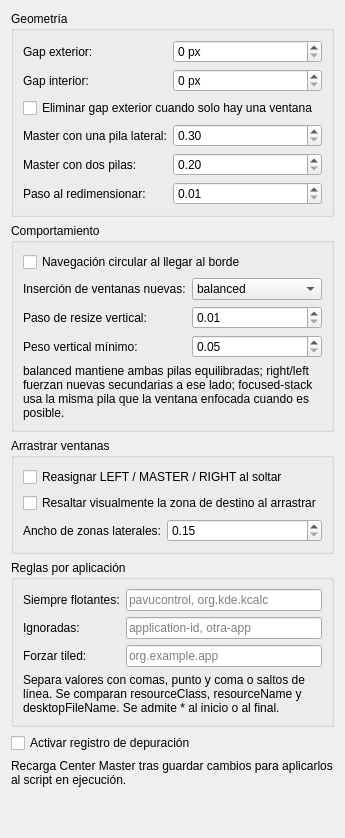
Old version of the form contents/ui/config.ui in the repository d4vtz/center-maser.
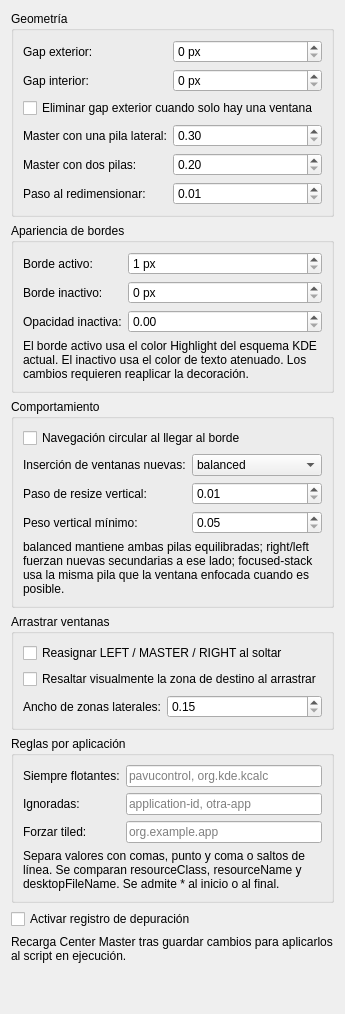
New version of the form.

Commit message: feat: expose border thickness and opacity settings

Diff of the .ui file:
```diff
--- a/contents/ui/config.ui
+++ b/contents/ui/config.ui
@@ -24,6 +24,56 @@
      </layout>
     </widget>
    </item>
+   <item>
+    <widget class="QGroupBox" name="appearanceGroup">
+     <property name="title"><string>Apariencia de bordes</string></property>
+     <layout class="QFormLayout" name="appearanceLayout">
+      <item row="0" column="0">
+       <widget class="QLabel" name="activeBorderWidthLabel">
+        <property name="text"><string>Borde activo:</string></property>
+       </widget>
+      </item>
+      <item row="0" column="1">
+       <widget class="QSpinBox" name="kcfg_activeBorderWidth">
+        <property name="minimum"><number>1</number></property>
+        <property name="maximum"><number>12</number></property>
+        <property name="suffix"><string> px</string></property>
+       </widget>
+      </item>
+      <item row="1" column="0">
+       <widget class="QLabel" name="inactiveBorderWidthLabel">
+        <property name="text"><string>Borde inactivo:</string></property>
+       </widget>
+      </item>
+      <item row="1" column="1">
+       <widget class="QSpinBox" name="kcfg_inactiveBorderWidth">
+        <property name="minimum"><number>0</number></property>
+        <property name="maximum"><number>12</number></property>
+        <property name="suffix"><string> px</string></property>
+       </widget>
+      </item>
+      <item row="2" column="0">
+       <widget class="QLabel" name="inactiveBorderOpacityLabel">
+        <property name="text"><string>Opacidad inactiva:</string></property>
+       </widget>
+      </item>
+      <item row="2" column="1">
+       <widget class="QDoubleSpinBox" name="kcfg_inactiveBorderOpacity">
+        <property name="decimals"><number>2</number></property>
+        <property name="minimum"><double>0.000000000000000</double></property>
+        <property name="maximum"><double>1.000000000000000</double></property>
+        <property name="singleStep"><double>0.050000000000000</double></property>
+       </widget>
+      </item>
+      <item row="3" column="0" colspan="2">
+       <widget class="QLabel" name="appearanceHelp">
+        <property name="wordWrap"><bool>true</bool></property>
+        <property name="text"><string>El borde activo usa el color Highlight del esquema KDE actual. El inactivo usa el color de texto atenuado. Los cambios requieren reaplicar la decoración.</string></property>
+       </widget>
+      </item>
+     </layout>
+    </widget>
+   </item>
    <item>
     <widget class="QGroupBox" name="behaviorGroup">
      <property name="title"><string>Comportamiento</string></property>
```
